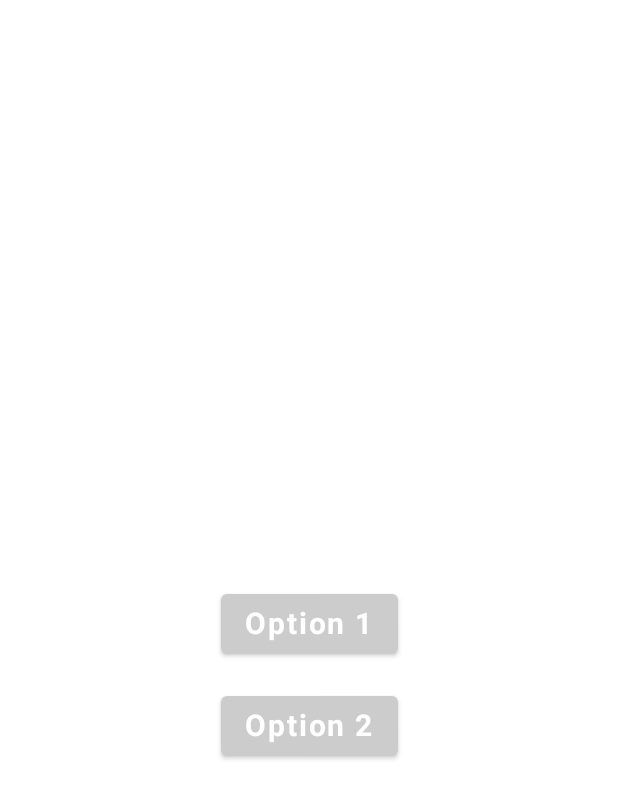
After one commit to Saifuddin53/FlicksSaga, an Android app built with Jetpack Compose: the composable NextScreenQuestion shown on its own in the app's theme, on a phone screen of 412 x 824 dp. The commit adds this screen. Shown: the top 799 px of the screen. Run offline under Robolectric (Android 15) with nearby library versions, the phone set to English and light mode, and no system bars.

Commit message:
Till option done

```diff
--- a/app/src/main/java/com/myprojects/flickssaga/data/Flick.kt
+++ b/app/src/main/java/com/myprojects/flickssaga/data/Flick.kt
@@ -6,5 +6,5 @@ data class Flick(
     val tags: List<String>,
     val title: String,
     val description: String,
-    var isPlaying: Boolean
+    var isPlaying: Boolean,
 )
--- /dev/null
+++ b/app/src/main/java/com/myprojects/flickssaga/ui/screens/NextScreenQuestion.kt
@@ -0,0 +1,75 @@
+package com.myprojects.flickssaga.ui.screens
+
+import androidx.compose.foundation.background
+import androidx.compose.foundation.layout.Arrangement
+import androidx.compose.foundation.layout.Box
+import androidx.compose.foundation.layout.Column
+import androidx.compose.foundation.layout.fillMaxSize
+import androidx.compose.foundation.layout.padding
+import androidx.compose.foundation.shape.RoundedCornerShape
+import androidx.compose.material.Button
+import androidx.compose.material.ButtonDefaults
+import androidx.compose.material.Text
+import androidx.compose.runtime.Composable
+import androidx.compose.runtime.MutableState
+import androidx.compose.ui.Alignment
+import androidx.compose.ui.Modifier
+import androidx.compose.ui.graphics.Color
+import androidx.compose.ui.text.font.FontWeight
+import androidx.compose.ui.unit.dp
+import androidx.compose.ui.unit.sp
+import com.myprojects.flickssaga.data.FlickState
+import com.myprojects.flickssaga.viewmodels.FlickViewModel
+
+@Composable
+fun NextScreenQuestion(
+) {
+    Box(
+        modifier = Modifier.fillMaxSize()
+        ) {
+        Column(
+            modifier = Modifier.fillMaxSize(),
+            horizontalAlignment = Alignment.CenterHorizontally,
+            verticalArrangement = Arrangement.Center
+        ) {
+           Text(
+               text = "Choose your next flick",
+               fontSize = 30.sp,
+               fontWeight = FontWeight.Bold,
+               color = Color.White,
+               modifier = Modifier.padding(vertical = 30.dp)
+           )
+            Button(
+                onClick = {
+
+                },
+                colors = ButtonDefaults.buttonColors(
+                    backgroundColor = Color.LightGray,
+                    contentColor = Color.White
+                ),
+                ) {
+                Text(
+                    text = "Option 1",
+                    fontSize = 20.sp,
+                    fontWeight = FontWeight.Bold
+                )
+            }
+            Button(
+                onClick = {
+
+                },
+                colors = ButtonDefaults.buttonColors(
+                    backgroundColor = Color.LightGray,
+                    contentColor = Color.White
+                ),
+                modifier = Modifier.padding(vertical = 20.dp)
+            ) {
+                Text(
+                    text = "Option 2",
+                    fontSize = 20.sp,
+                    fontWeight = FontWeight.Bold
+                )
+            }
+        }
+    }
+}
--- a/app/src/main/java/com/myprojects/flickssaga/viewmodels/FlickViewModel.kt
+++ b/app/src/main/java/com/myprojects/flickssaga/viewmodels/FlickViewModel.kt
@@ -2,6 +2,7 @@ package com.myprojects.flickssaga.viewmodels
 
 import androidx.lifecycle.ViewModel
 import com.myprojects.flickssaga.data.Flick
+import com.myprojects.flickssaga.data.FlickState
 import com.myprojects.flickssaga.repositories.FlickRepository
 import kotlinx.coroutines.flow.MutableStateFlow
 import kotlinx.coroutines.flow.asStateFlow
@@ -10,8 +11,12 @@ class FlickViewModel(private val flickRepository: FlickRepository): ViewModel()
     private val _flicks = MutableStateFlow<List<Flick>>(emptyList())
     val flicks = _flicks.asStateFlow()
 
+    private val _flickState = MutableStateFlow<FlickState>(FlickState.Ready)
+    val flickState = _flickState.asStateFlow()
+
     private val _currentFlicks = MutableStateFlow<Flick>(flickRepository.getFlicksById(1))
     val currentFlicks = _currentFlicks.asStateFlow()
+
 
     init {
         _flicks.value = flickRepository.getFlicks()
```
Also changed, not shown: app/src/main/java/com/myprojects/flickssaga/data/FlickStates.kt (added, +15 -0 lines), app/src/main/java/com/myprojects/flickssaga/repositories/FlickRepository.kt (+6 -2 lines), app/src/main/java/com/myprojects/flickssaga/ui/components/VideoPlayer.kt (+12 -2 lines), app/src/main/java/com/myprojects/flickssaga/ui/screens/FlicksScreen.kt (+66 -10 lines).
